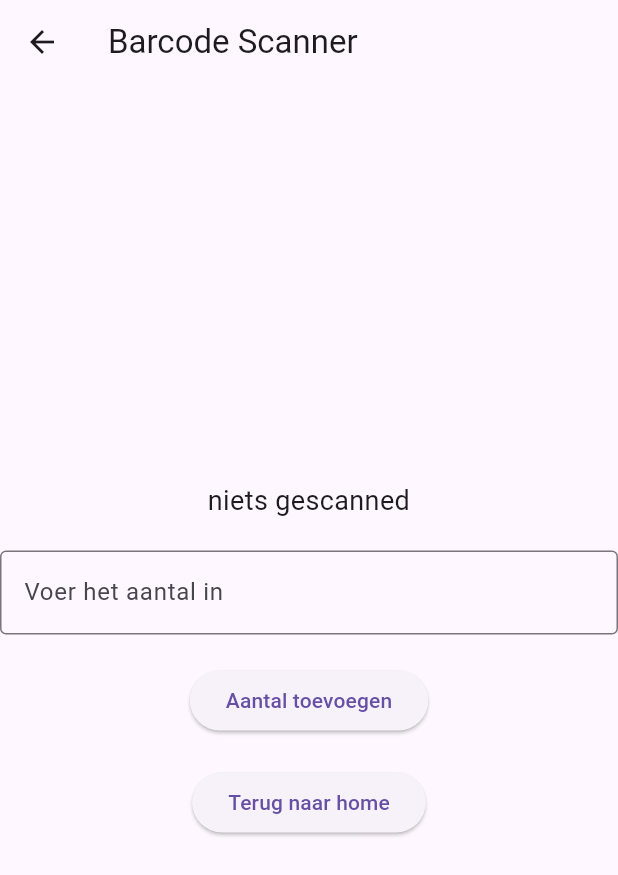
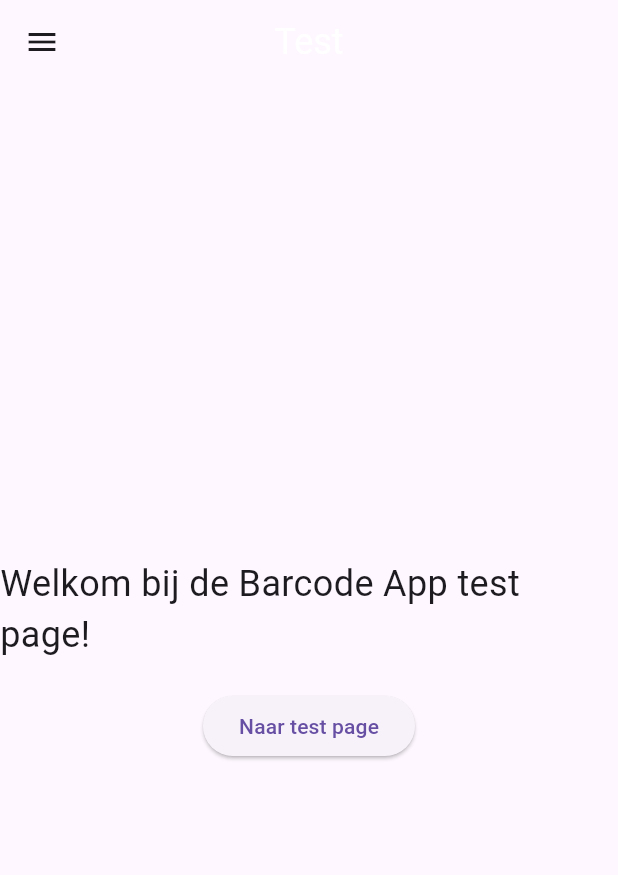
Before and after one commit to loek08/app, a Flutter app: the screen it shows after launch, after a tap on "Naar test page", on a phone screen of 412 x 824 dp. Shown: the top 875 px of the screen. Run offline on Flutter 3.47's test engine with Material 3 defaults, Android fonts, the light colour scheme and no system bars; our stand-ins replace shared_preferences; missing offline and left inert: barcode_scan2.

Commit message:
test leeg maken

```diff
--- a/lib/bs.dart
+++ b/lib/bs.dart
@@ -1,96 +1,98 @@
 import 'package:flutter/material.dart';
-import 'package:barcode_scan2/barcode_scan2.dart';
 import 'barcode.dart';
 
-class test extends StatefulWidget {
+class Test extends StatefulWidget {
   @override
-  _test createState() => _test();
+  _Test createState() => _Test();
 }
 
-class _test extends State<test> {
+class _Test extends State<Test> {
   final Barcode barcode = Barcode();
   String scannedResult = 'niets gescanned';
-  final TextEditingController _quantityController = TextEditingController();
-
-  void scanAndAddQuantity() async {
-    try {
-      var result = await BarcodeScanner.scan(); // Scan de barcode
-      String barcodeKey = result.rawContent;
-
-      if (barcodeKey.isNotEmpty) {
-        // Controleer of barcode bekend is
-        if (barcode.productDatabase.containsKey(barcodeKey)) {
-          // Haal ingevoerde hoeveelheid op
-          int quantity = int.tryParse(_quantityController.text) ?? 0;
-
-          if (quantity > 0) {
-            // Voeg het aantal toe aan de database
-            setState(() {
-              barcode.productDatabase[barcodeKey]!['quantity'] -= quantity;
-              barcode.saveDatabase(); // Sla op in shared_preferences
-
-              scannedResult =
-                  "Aantal toegevoegd: ${barcode.productDatabase[barcodeKey]!['name']} - Nieuw aantal: ${barcode.productDatabase[barcodeKey]!['quantity']}";
-              _quantityController.clear(); // Leeg het invoerveld
-            });
-          } else {
-            setState(() {
-              scannedResult = "Fout: voer een geldig aantal in";
-            });
-          }
-        } else {
-          setState(() {
-            scannedResult = "Onbekende barcode: ${barcodeKey}";
-          });
-        }
-      } else {
-        setState(() {
-          scannedResult = "Fout: geen barcode gescand";
-        });
-      }
-    } catch (e) {
-      setState(() {
-        scannedResult = "Fout bij scannen: $e";
-      });
-    }
-  }
 
   @override
   Widget build(BuildContext context) {
     return Scaffold(
       appBar: AppBar(
-        title: Text('Barcode Scanner'),
+        title: Text(
+          "Test",
+          style: TextStyle(color: Colors.white, fontSize: 24),
+        ),
+        centerTitle: true,
       ),
+      drawer: Drawer(
+        child: ListView(
+          padding: EdgeInsets.zero,
+          children: <Widget>[
+            DrawerHeader(
+              decoration: BoxDecoration(
+                color: const Color.fromARGB(255, 243, 33, 33),
+              ),
+              child: Text(
+                'menu',
+                style: TextStyle(fontSize: 24, color: Colors.white),
+              ),
+            ),
+            ListTile(
+              leading: Icon(Icons.add),
+              title: Text('Voeg producten toe'),
+              onTap: () {
+                Navigator.pushNamed(context, '/barcode');
+              },
+            ),
+            ListTile(
+              leading: Icon(Icons.delete),
+              title: Text('Verwijder producten'),
+              onTap: () {
+                Navigator.pushNamed(context, '/barcode2');
+              },
+            ),
+            ListTile(
+              leading: Icon(Icons.add),
+              title: Text('add unkown barcode'),
+              onTap: () {
+                Navigator.pushNamed(context, '/addunknownbarcode');
+              },
+            ),
+            ListTile(
+              leading: Icon(Icons.delete),
+              title: Text('Delete known barcodes'),
+              onTap: () {
+                Navigator.pushNamed(context, '/deleteknownbarcode');
+              },
+            ),
+            ListTile(
+              leading: Icon(Icons.list),
+              title: Text('Product lijst'),
+              onTap: () {
+                Navigator.pushNamed(context, '/list');
+              },
+            ),
+          ],
+        ),
+      ),
+      // body: Center(
+      //   child: Text(
+      //     'Welkom bij de Barcode App!',
+      //     style: TextStyle(fontSize: 24),
+      //   ),
+
+      // ),
       body: Center(
         child: Column(
           mainAxisAlignment: MainAxisAlignment.center,
           children: <Widget>[
             Text(
-              scannedResult,
-              textAlign: TextAlign.center,
-              style: TextStyle(fontSize: 18),
-            ),
-            SizedBox(height: 20),
-            TextField(
-              controller: _quantityController,
-              keyboardType: TextInputType.number,
-              decoration: InputDecoration(
-                labelText: 'Voer het aantal in',
-                border: OutlineInputBorder(),
-              ),
-            ),
-            SizedBox(height: 20),
-            ElevatedButton(
-              onPressed: scanAndAddQuantity,
-              child: Text('Aantal toevoegen'),
+              'Welkom bij de Barcode App test page!',
+              style: TextStyle(fontSize: 24),
             ),
             SizedBox(height: 20),
             ElevatedButton(
               onPressed: () {
-                Navigator.pop(context);
+                Navigator.pushNamed(context, '/bs');
               },
-              child: Text('Terug naar home'),
-            ),
+              child: Text('Naar test page'),
+            )
           ],
         ),
       ),
--- a/lib/main.dart
+++ b/lib/main.dart
@@ -21,7 +21,7 @@
       '/addunknownbarcode': (context) => AddUnknownBarcodePage(),
       '/deleteknownbarcode': (context) => DeleteKnownBarcodePage(),
       '/list': (context) => BarcodeListPage(),
-      '/bs': (context) => test(),
+      '/bs': (context) => Test(),
     });
   }
 }
```
